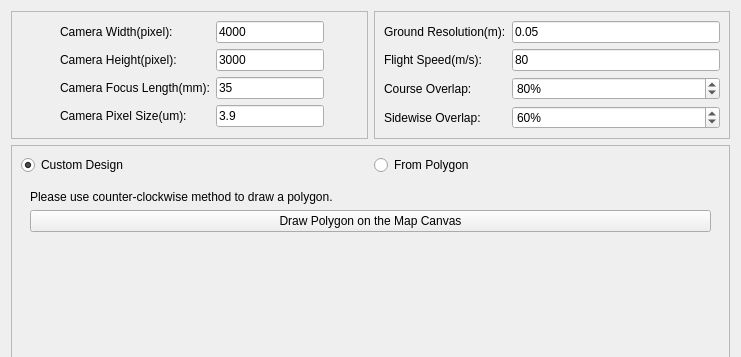
luoxiangyong/qgissprp, file sprp_dialog_base.ui: the form before one commit; both pictures show x 0 to 741 and y 0 to 357 of the 741 by 765 pixel window.
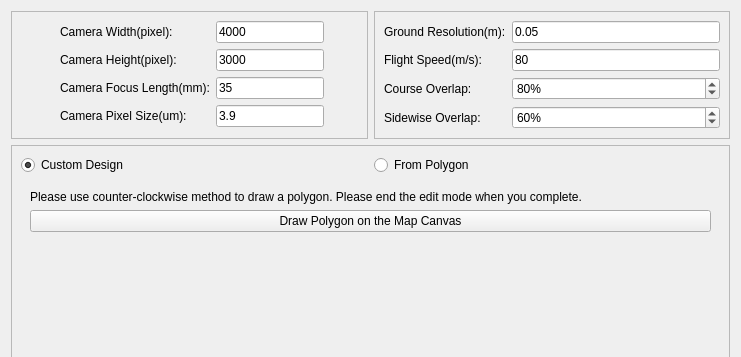
The form after the commit.

```diff
--- a/sprp_dialog_base.ui
+++ b/sprp_dialog_base.ui
@@ -331,7 +331,7 @@
              </sizepolicy>
             </property>
             <property name="text">
-             <string>Please use counter-clockwise method to draw a polygon.</string>
+             <string>Please use counter-clockwise method to draw a polygon. Please end the edit mode when you complete.</string>
             </property>
            </widget>
           </item>
```
